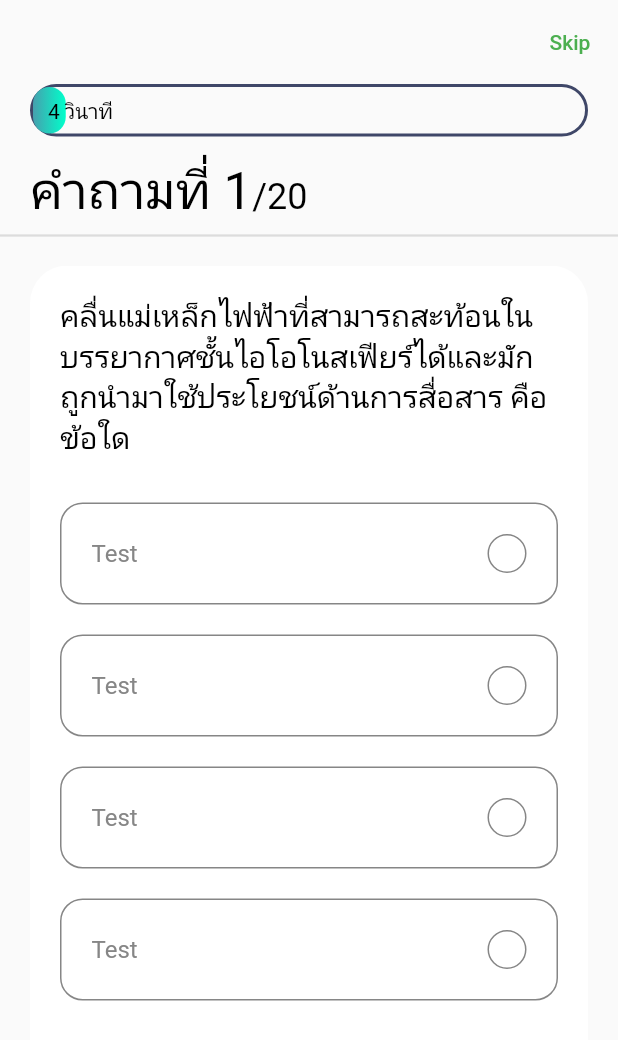
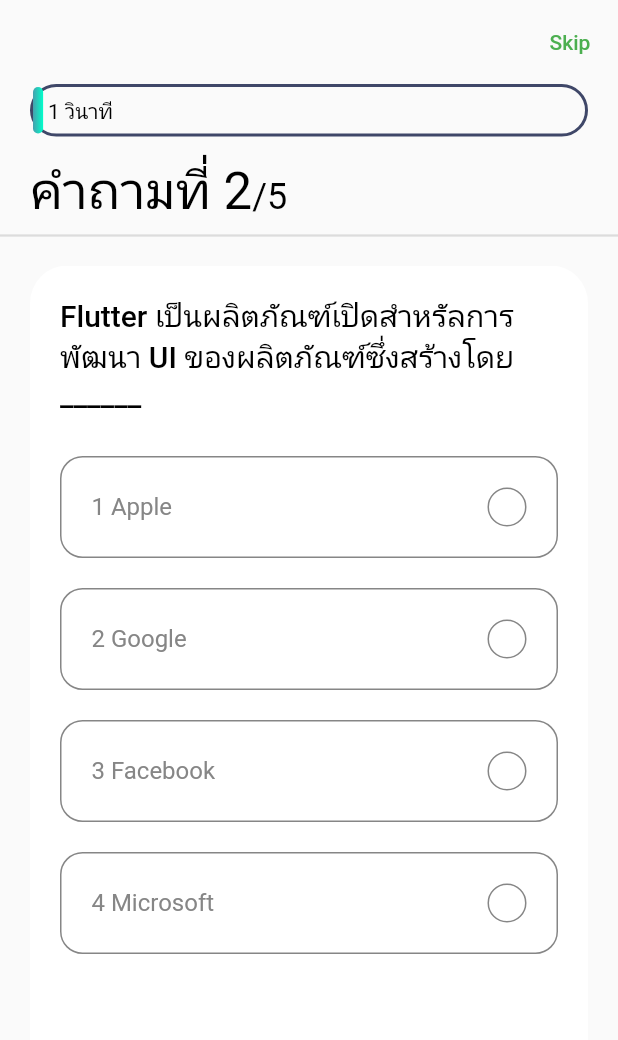
Before and after one commit to fax-yanapat/flashback-webapp, a Flutter app: the mainQuizScreen screen opened directly, after a tap on "Skip", on a phone screen of 412 x 824 dp. Shown: the top 1040 px of the screen. Run offline on Flutter 3.47's test engine with Material 2 defaults, Android fonts, the phone set to English and light mode, and no system bars; our stand-ins replace firebase_auth, firebase_core, fluttertoast, form_field_validator, get; accounts and stored records are empty.

Commit message:
Quiz Done

```diff
--- a/lib/controllers/question_controller.dart
+++ b/lib/controllers/question_controller.dart
@@ -1,6 +1,7 @@
-import 'package:flutter/animation.dart';
 import 'package:flutter_application_1/model/question.dart';
-import 'package:get/get_state_manager/get_state_manager.dart';
+import 'package:flutter/widgets.dart';
+import 'package:flutter_application_1/screen/quiz/quiz_score.dart';
+import 'package:get/get.dart';
 
 class QuestionController extends GetxController
     // ignore: deprecated_member_use
@@ -10,6 +11,9 @@ class QuestionController extends GetxController
   late Animation _animation;
 
   Animation get animation => _animation;
+
+  late PageController _pageController;
+  PageController get pageController => _pageController;
 
   final List<Question> _questions = em_question
       .map(
@@ -23,6 +27,21 @@ class QuestionController extends GetxController
 
   List<Question> get questions => _questions;
 
+  bool _isAnswered = false;
+  bool get isAnswered => _isAnswered;
+
+  int _correctAns = 0;
+  int get correctAns => _correctAns;
+
+  int _selectedAns = 0;
+  int get selectedAns => _selectedAns;
+
+  RxInt _questionNumber = 1.obs;
+  RxInt get questionNumber => _questionNumber;
+
+  int _numOfCorrectAns = 0;
+  int get NumOfCorrectAns => _numOfCorrectAns;
+
   @override
   void onInit() {
     _animationController =
@@ -32,8 +51,46 @@ class QuestionController extends GetxController
         update();
       });
 
-    _animationController.forward();
-
+    _animationController.forward().whenComplete(nextQuestion);
+    _pageController = PageController();
     super.onInit();
   }
+
+  @override
+  void onClose() {
+    super.onClose();
+    _animationController.dispose();
+    _pageController.dispose();
+  }
+
+  void checkAns(Question question, int selectedIndex) {
+    _isAnswered = true;
+    _correctAns = question.answer;
+    _selectedAns = selectedIndex;
+
+    if (_correctAns == _selectedAns) _numOfCorrectAns++;
+
+    _animationController.stop();
+    update();
+
+    Future.delayed(Duration(seconds: 3), () {
+      nextQuestion();
+    });
+  }
+
+  void nextQuestion() {
+    if (_questionNumber.value != _questions.length) {
+      _isAnswered = false;
+      _pageController.nextPage(
+          duration: Duration(milliseconds: 250), curve: Curves.ease);
+      _animationController.reset();
+      _animationController.forward().whenComplete(nextQuestion);
+    } else {
+      Get.to(ScoreScreen());
+    }
+  }
+
+  void updateTheQnNum(int index) {
+    _questionNumber.value = index + 1;
+  }
 }
--- a/lib/main.dart
+++ b/lib/main.dart
@@ -1,6 +1,8 @@
 import 'package:flutter/material.dart';
+import 'package:flutter_application_1/screen/quiz/quiz_score.dart';
 import 'package:flutter_application_1/screen/welcome_screen/welcome.dart';
 import 'package:flutter_application_1/screen/quiz/quiz_home.dart';
+import 'package:get/get.dart';
 
 void main() {
   runApp(MyApp());
@@ -10,7 +12,7 @@ class MyApp extends StatelessWidget {
   @override
   MyApp({Key? key}) : super(key: key);
   Widget build(BuildContext context) {
-    return MaterialApp(
+    return GetMaterialApp(
         title: 'Physics Flashcard',
         theme: ThemeData(
           primarySwatch: Colors.green,
--- a/lib/model/question.dart
+++ b/lib/model/question.dart
@@ -38,94 +38,4 @@ const List em_question = [
     "options": ['Cin', 'Count>>', 'Cout', 'Output>>'],
     "answer_index": 2,
   },
-  {
-    "id": 5,
-    "question": "What command do you use to output data to the screen?",
-    "options": ['Cin', 'Count>>', 'Cout', 'Output>>'],
-    "answer_index": 2,
-  },
-  {
-    "id": 6,
-    "question": "What command do you use to output data to the screen?",
-    "options": ['Cin', 'Count>>', 'Cout', 'Output>>'],
-    "answer_index": 2,
-  },
-  {
-    "id": 7,
-    "question": "What command do you use to output data to the screen?",
-    "options": ['Cin', 'Count>>', 'Cout', 'Output>>'],
-    "answer_index": 2,
-  },
-  {
-    "id": 8,
-    "question": "What command do you use to output data to the screen?",
-    "options": ['Cin', 'Count>>', 'Cout', 'Output>>'],
-    "answer_index": 2,
-  },
-  {
-    "id": 9,
-    "question": "What command do you use to output data to the screen?",
-    "options": ['Cin', 'Count>>', 'Cout', 'Output>>'],
-    "answer_index": 2,
-  },
-  {
-    "id": 10,
-    "question": "What command do you use to output data to the screen?",
-    "options": ['Cin', 'Count>>', 'Cout', 'Output>>'],
-    "answer_index": 2,
-  },
-  {
-    "id": 11,
-    "question": "What command do you use to output data to the screen?",
-    "options": ['Cin', 'Count>>', 'Cout', 'Output>>'],
-    "answer_index": 2,
-  },
-  {
-    "id": 12,
-    "question": "What command do you use to output data to the screen?",
-    "options": ['Cin', 'Count>>', 'Cout', 'Output>>'],
-    "answer_index": 2,
-  },
-  {
-    "id": 13,
-    "question": "What command do you use to output data to the screen?",
-    "options": ['Cin', 'Count>>', 'Cout', 'Output>>'],
-    "answer_index": 2,
-  },
-  {
-    "id": 14,
-    "question": "What command do you use to output data to the screen?",
-    "options": ['Cin', 'Count>>', 'Cout', 'Output>>'],
-    "answer_index": 2,
-  },
-  {
-    "id": 15,
-    "question": "What command do you use to output data to the screen?",
-    "options": ['Cin', 'Count>>', 'Cout', 'Output>>'],
-    "answer_index": 2,
-  },
-  {
-    "id": 16,
-    "question": "What command do you use to output data to the screen?",
-    "options": ['Cin', 'Count>>', 'Cout', 'Output>>'],
-    "answer_index": 2,
-  },
-  {
-    "id": 17,
-    "question": "What command do you use to output data to the screen?",
-    "options": ['Cin', 'Count>>', 'Cout', 'Output>>'],
-    "answer_index": 2,
-  },
-  {
-    "id": 18,
-    "question": "What command do you use to output data to the screen?",
-    "options": ['Cin', 'Count>>', 'Cout', 'Output>>'],
-    "answer_index": 2,
-  },
-  {
-    "id": 19,
-    "question": "What command do you use to output data to the screen?",
-    "options": ['Cin', 'Count>>', 'Cout', 'Output>>'],
-    "answer_index": 2,
-  },
 ];
--- a/lib/screen/quiz/components/body.dart
+++ b/lib/screen/quiz/components/body.dart
@@ -29,16 +29,18 @@ class Body extends StatelessWidget {
               Padding(
                 padding:
                     const EdgeInsets.symmetric(horizontal: kDefaultPadding),
-                child: Text.rich(
+                child: Obx(
+                  () => Text.rich(
                     TextSpan(
-                    text: "คำถามที่ 1",
+                      text:
+                          "คำถามที่ ${_questionController.questionNumber.value}",
                       style: Theme.of(context)
                           .textTheme
                           .headline4
                           ?.copyWith(color: Colors.black),
                       children: [
                         TextSpan(
-                          text: "/20",
+                            text: "/${_questionController.questions.length}",
                             style: Theme.of(context)
                                 .textTheme
                                 .headline5
@@ -47,14 +49,17 @@ class Body extends StatelessWidget {
                     ),
                   ),
                 ),
+              ),
               Divider(thickness: 1.5),
               SizedBox(height: 12),
               Expanded(
                 child: PageView.builder(
+                  physics: NeverScrollableScrollPhysics(),
+                  controller: _questionController.pageController,
+                  onPageChanged: _questionController.updateTheQnNum,
                   itemCount: _questionController.questions.length,
                   itemBuilder: (context, index) => QuestionCard(
-                    question: _questionController.questions[index]
-                  ),
+                      question: _questionController.questions[index]),
                 ),
               ),
             ],
--- a/lib/screen/quiz/components/option.dart
+++ b/lib/screen/quiz/components/option.dart
@@ -1,37 +1,74 @@
 import 'package:flutter/material.dart';
+import 'package:flutter_application_1/controllers/question_controller.dart';
+import 'package:flutter_application_1/model/question.dart';
 import 'package:flutter_application_1/screen/constant/style.dart';
+import 'package:get/get_state_manager/get_state_manager.dart';
 
 class Option extends StatelessWidget {
   const Option({
     Key? key,
+    required this.text,
+    required this.index,
+    required this.press,
   }) : super(key: key);
+  final String text;
+  final int index;
+  final VoidCallback press;
 
   @override
   Widget build(BuildContext context) {
-    return Container(
+    return GetBuilder<QuestionController>(
+        init: QuestionController(),
+        builder: (qnController) {
+          Color getTheRightColor() {
+            if (qnController.isAnswered) {
+              if (index == qnController.correctAns) {
+                return Colors.green;
+              } else if (index == qnController.selectedAns &&
+                  qnController.selectedAns != qnController.correctAns) {
+                return Colors.red;
+              }
+            }
+            return kcMediumGreyColor;
+          }
+
+          IconData getTheRightIcon() {
+            return getTheRightColor() == Colors.red ? Icons.close : Icons.done;
+          }
+
+          return InkWell(
+            onTap: press,
+            child: Container(
               margin: EdgeInsets.only(top: kDefaultPadding),
               padding: EdgeInsets.all(kDefaultPadding),
               decoration: BoxDecoration(
-        border: Border.all(color: kcMediumGreyColor),
+                border: Border.all(color: getTheRightColor()),
                 borderRadius: BorderRadius.circular(15),
               ),
               child: Row(
                 mainAxisAlignment: MainAxisAlignment.spaceBetween,
                 children: [
                   Text(
-            "Test",
-            style: TextStyle(
-                color: kcMediumGreyColor, fontSize: 16),
+                    "${index + 1} $text",
+                    style: TextStyle(color: getTheRightColor(), fontSize: 16),
                   ),
                   Container(
                     height: 26,
                     width: 26,
                     decoration: BoxDecoration(
+                        color: getTheRightColor() == kcMediumGreyColor
+                            ? Colors.transparent
+                            : getTheRightColor(),
                         borderRadius: BorderRadius.circular(50),
-                border: Border.all(color: kcMediumGreyColor)),
-          ),
+                        border: Border.all(color: getTheRightColor())),
+                    child: getTheRightColor() == kcMediumGreyColor
+                      ? null
+                      : Icon(getTheRightIcon(), size: 16),
+                  )
                 ],
               ),
+            ),
           );
+        });
   }
 }
--- a/lib/screen/quiz/components/question_card.dart
+++ b/lib/screen/quiz/components/question_card.dart
@@ -1,7 +1,9 @@
 import 'package:flutter/material.dart';
+import 'package:flutter_application_1/controllers/question_controller.dart';
 import 'package:flutter_application_1/screen/constant/style.dart';
 import 'package:flutter_application_1/model/question.dart';
 import 'package:flutter_application_1/screen/quiz/components/option.dart';
+import 'package:get/get.dart';
 
 class QuestionCard extends StatelessWidget {
   const QuestionCard({
@@ -13,7 +15,7 @@ class QuestionCard extends StatelessWidget {
 
   @override
   Widget build(BuildContext context) {
-    //QuestionController _controller = Get.put(QuestionController());
+    QuestionController _controller = Get.put(QuestionController());
     return Container(
       margin: EdgeInsets.symmetric(horizontal: kDefaultPadding),
       padding: EdgeInsets.all(kDefaultPadding),
@@ -31,10 +33,14 @@ class QuestionCard extends StatelessWidget {
                 ?.copyWith(color: Colors.black),
           ),
           SizedBox(height: kDefaultPadding / 2),
-          Option(),
-          Option(),
-          Option(),
-          Option(),
+          ...List.generate(
+            question.options.length,
+            (index) => Option(
+              text: question.options[index],
+              index: index,
+              press: () => _controller.checkAns(question, index),
+              ),
+          ),
         ],
       ),
     );
--- a/lib/screen/quiz/quiz_main.dart
+++ b/lib/screen/quiz/quiz_main.dart
@@ -1,20 +1,22 @@
 import 'package:flutter/material.dart';
+import 'package:flutter_application_1/controllers/question_controller.dart';
 import 'package:flutter_application_1/screen/quiz/components/body.dart';
+import 'package:get/get.dart';
 
 class mainQuizScreen extends StatelessWidget {
-  const mainQuizScreen({ Key? key }) : super(key: key);
+  const mainQuizScreen({Key? key}) : super(key: key);
 
   @override
   Widget build(BuildContext context) {
+    QuestionController _controller = Get.put(QuestionController());
     return Scaffold(
-      appBar: AppBar(
-        backgroundColor: Colors.transparent,
-        elevation: 0,
-        actions: [
-          TextButton(onPressed: (){}, child: Text("Skip")),
-        ]
-      ),
-      body: Body()
-    );
+        appBar:
+            AppBar(
+              backgroundColor: Colors.transparent,
+              elevation: 0,
+              actions: [
+                TextButton(onPressed: _controller.nextQuestion, child: Text("Skip")),
+        ]),
+        body: Body());
   }
 }
--- /dev/null
+++ b/lib/screen/quiz/quiz_score.dart
@@ -0,0 +1,38 @@
+import 'package:flutter/material.dart';
+import 'package:flutter_application_1/controllers/question_controller.dart';
+import 'package:get/get.dart';
+
+class ScoreScreen extends StatelessWidget {
+  const ScoreScreen({Key? key}) : super(key: key);
+
+  @override
+  Widget build(BuildContext context) {
+    QuestionController _qnController = Get.put(QuestionController());
+    return Scaffold(
+      body: Stack(
+        fit: StackFit.expand,
+        children: [
+          Column(
+            children: [
+              Spacer(),
+              Text("Score",
+                  style: Theme.of(context)
+                      .textTheme
+                      .headline3
+                      ?.copyWith(color: Colors.black)),
+              Spacer(),
+              Text(
+                "${_qnController.correctAns}/${_qnController.questions.length}",
+                style: Theme.of(context)
+                    .textTheme
+                    .headline4
+                    ?.copyWith(color: Colors.black),
+              ),
+              Spacer(flex: 3),
+            ],
+          ),
+        ],
+      ),
+    );
+  }
+}
```
Lines whose indentation alone changed are shown as unchanged.
